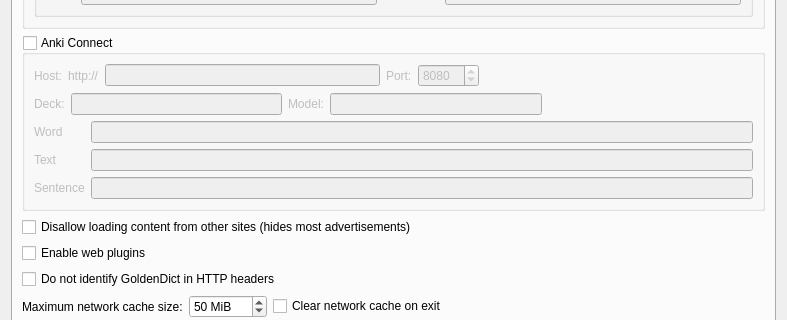
First picture: the form in preferences.ui, repository xiaoyifang/goldendict-ng, before the edit; both pictures show x 0 to 787 and y 202 to 522 of the 787 by 629 pixel window.
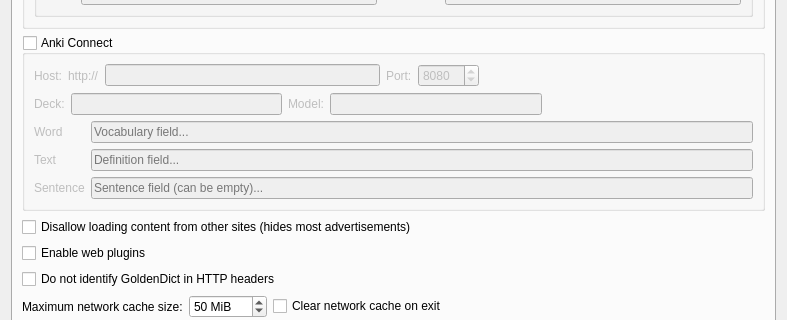
Second picture: the form after the edit. The open tabs and pages were chosen to show the change. Icons and pictures are not drawn. Custom widgets are drawn as their Qt base class.

Commit message: if sentence field is not set, don't add it

The edit to the form file:
```diff
--- a/preferences.ui
+++ b/preferences.ui
@@ -1113,7 +1113,11 @@
              </widget>
             </item>
             <item row="0" column="1">
-             <widget class="QLineEdit" name="ankiWord"/>
+             <widget class="QLineEdit" name="ankiWord">
+              <property name="placeholderText">
+               <string>Vocabulary field...</string>
+              </property>
+             </widget>
             </item>
             <item row="1" column="0">
              <widget class="QLabel" name="textLabel">
@@ -1123,7 +1127,11 @@
              </widget>
             </item>
             <item row="1" column="1">
-             <widget class="QLineEdit" name="ankiText"/>
+             <widget class="QLineEdit" name="ankiText">
+              <property name="placeholderText">
+               <string>Definition field...</string>
+              </property>
+             </widget>
             </item>
             <item row="2" column="0">
              <widget class="QLabel" name="sentenceLabel">
@@ -1133,7 +1141,11 @@
              </widget>
             </item>
             <item row="2" column="1">
-             <widget class="QLineEdit" name="ankiSentence"/>
+             <widget class="QLineEdit" name="ankiSentence">
+              <property name="placeholderText">
+               <string>Sentence field (can be empty)...</string>
+              </property>
+             </widget>
             </item>
            </layout>
           </item>
```
The commit also changes 1 other file.
